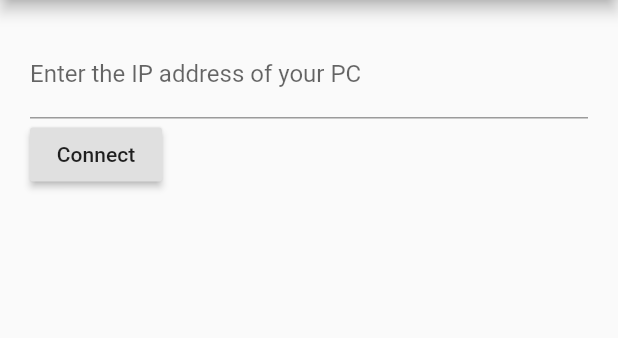
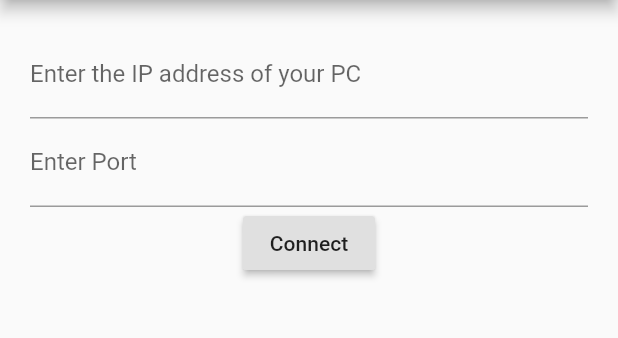
Before and after one commit to devclub-iitd/AioPcController, a Flutter app: the screen it shows after launch, after a tap on "Connect", on a phone screen of 412 x 824 dp, the part 84-422 px from its top. Run offline on Flutter 3.47's test engine with Material 2 defaults, Android fonts, the phone set to English and light mode, and no system bars.

Commit message:
Added option to select port to connect in app

```diff
--- a/lib/HomeScreen.dart
+++ b/lib/HomeScreen.dart
@@ -1,9 +1,11 @@
 import 'package:flutter/material.dart';
+import 'package:flutter/services.dart';
 import 'config.dart';
 import 'dart:io';
 
 class HomeScreen extends StatelessWidget {
   final TextEditingController ipController = TextEditingController();
+  final TextEditingController portController = TextEditingController();
 
   @override
   Widget build(BuildContext context) {
@@ -22,11 +24,23 @@ class HomeScreen extends StatelessWidget {
                 decoration: InputDecoration(
                     labelText: 'Enter the IP address of your PC'),
               ),
-              RaisedButton(
-                onPressed: () {
-                  _connectIP(context);
-                },
-                child: Text('Connect'),
+               TextFormField(
+                controller: portController,
+                decoration: InputDecoration(
+                    labelText: 'Enter Port'
+                    ),
+                keyboardType: TextInputType.number,
+                inputFormatters: <TextInputFormatter>[
+                  WhitelistingTextInputFormatter.digitsOnly
+                ],
+              ),
+              Center(
+                child: RaisedButton(
+                    onPressed: () {
+                      _connectIP(context);
+                    },
+                    child: Text('Connect'),
+                ),
               ),
             ],
           ),
@@ -36,10 +50,11 @@ class HomeScreen extends StatelessWidget {
   }
 
   void _connectIP(context) async {
-    if (ipController.text.isNotEmpty) {
+    if (ipController.text.isNotEmpty && portController.text.isNotEmpty) {
       String address = '${ipController.text}';
+      int port = int.parse(portController.text);
       try {
-        sock = await Socket.connect(address, 4444);
+        sock = await Socket.connect(address, port);
         Navigator.pushNamed(context, '/layout_select');
       }
       on Exception catch(e){
```
Also changed, not shown: 1 other file.
